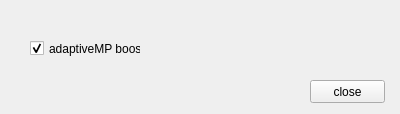
Old version of the form examples/matchingPursuit/settingwindow.ui in the repository mne-tools/mne-cpp.
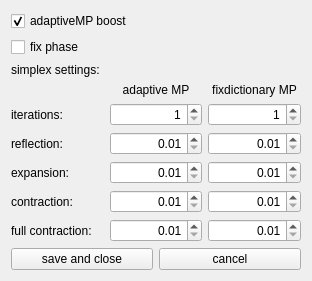
New version of the form.

Commit message: CHG: Settings

Patch:
```diff
--- a/examples/matchingPursuit/settingwindow.ui
+++ b/examples/matchingPursuit/settingwindow.ui
@@ -6,8 +6,8 @@
    <rect>
     <x>0</x>
     <y>0</y>
-    <width>400</width>
-    <height>114</height>
+    <width>312</width>
+    <height>270</height>
    </rect>
   </property>
   <property name="windowTitle">
@@ -16,38 +16,317 @@
   <property name="toolTip">
    <string extracomment="this option accelerates the adaptive MP algorithm for multichannel use. Only one channel is choosen to select bestmatching atom. performance: about triple speed in calculation but also 2 - 3 times more atoms will be found"/>
   </property>
-  <widget class="QCheckBox" name="cb_boost">
-   <property name="geometry">
-    <rect>
-     <x>30</x>
-     <y>40</y>
-     <width>111</width>
-     <height>17</height>
-    </rect>
-   </property>
-   <property name="toolTip">
-    <string comment="z" extracomment="v"/>
-   </property>
-   <property name="text">
-    <string>adaptiveMP boost</string>
-   </property>
-   <property name="checked">
-    <bool>true</bool>
-   </property>
-  </widget>
-  <widget class="QPushButton" name="btt_close">
-   <property name="geometry">
-    <rect>
-     <x>310</x>
-     <y>80</y>
-     <width>75</width>
-     <height>23</height>
-    </rect>
-   </property>
-   <property name="text">
-    <string>close</string>
-   </property>
-  </widget>
+  <layout class="QVBoxLayout" name="verticalLayout">
+   <item>
+    <widget class="QCheckBox" name="cb_boost">
+     <property name="toolTip">
+      <string comment="z" extracomment="v"/>
+     </property>
+     <property name="text">
+      <string>adaptiveMP boost</string>
+     </property>
+     <property name="checked">
+      <bool>true</bool>
+     </property>
+    </widget>
+   </item>
+   <item>
+    <widget class="QCheckBox" name="cb_fixphase">
+     <property name="text">
+      <string>fix phase</string>
+     </property>
+    </widget>
+   </item>
+   <item>
+    <widget class="QLabel" name="l_simplex_settings">
+     <property name="text">
+      <string>simplex settings:</string>
+     </property>
+    </widget>
+   </item>
+   <item>
+    <layout class="QGridLayout" name="gridLayout">
+     <item row="1" column="1">
+      <widget class="QSpinBox" name="sb_adaptive_iteration">
+       <property name="maximumSize">
+        <size>
+         <width>100</width>
+         <height>16777215</height>
+        </size>
+       </property>
+       <property name="alignment">
+        <set>Qt::AlignRight|Qt::AlignTrailing|Qt::AlignVCenter</set>
+       </property>
+       <property name="minimum">
+        <number>1</number>
+       </property>
+       <property name="maximum">
+        <number>5000</number>
+       </property>
+      </widget>
+     </item>
+     <item row="0" column="1">
+      <widget class="QLabel" name="label">
+       <property name="text">
+        <string>adaptive MP</string>
+       </property>
+       <property name="alignment">
+        <set>Qt::AlignCenter</set>
+       </property>
+      </widget>
+     </item>
+     <item row="1" column="0">
+      <widget class="QLabel" name="l_iterations">
+       <property name="text">
+        <string>iterations:</string>
+       </property>
+       <property name="margin">
+        <number>3</number>
+       </property>
+      </widget>
+     </item>
+     <item row="1" column="2">
+      <widget class="QSpinBox" name="sb_fix_iteration">
+       <property name="maximumSize">
+        <size>
+         <width>100</width>
+         <height>16777215</height>
+        </size>
+       </property>
+       <property name="alignment">
+        <set>Qt::AlignRight|Qt::AlignTrailing|Qt::AlignVCenter</set>
+       </property>
+       <property name="minimum">
+        <number>1</number>
+       </property>
+       <property name="maximum">
+        <number>5000</number>
+       </property>
+      </widget>
+     </item>
+     <item row="2" column="0">
+      <widget class="QLabel" name="l_reflection">
+       <property name="text">
+        <string>reflection:</string>
+       </property>
+       <property name="margin">
+        <number>3</number>
+       </property>
+      </widget>
+     </item>
+     <item row="4" column="0">
+      <widget class="QLabel" name="l_contraction">
+       <property name="text">
+        <string>contraction:</string>
+       </property>
+       <property name="margin">
+        <number>3</number>
+       </property>
+      </widget>
+     </item>
+     <item row="3" column="0">
+      <widget class="QLabel" name="l_expansion">
+       <property name="text">
+        <string>expansion:</string>
+       </property>
+       <property name="margin">
+        <number>3</number>
+       </property>
+      </widget>
+     </item>
+     <item row="0" column="2">
+      <widget class="QLabel" name="label_2">
+       <property name="text">
+        <string>fixdictionary MP</string>
+       </property>
+       <property name="alignment">
+        <set>Qt::AlignCenter</set>
+       </property>
+      </widget>
+     </item>
+     <item row="5" column="0">
+      <widget class="QLabel" name="l_fullcontraction">
+       <property name="text">
+        <string>full contraction:</string>
+       </property>
+       <property name="margin">
+        <number>3</number>
+       </property>
+      </widget>
+     </item>
+     <item row="2" column="1">
+      <widget class="QDoubleSpinBox" name="dsb_adaptive_reflection">
+       <property name="maximumSize">
+        <size>
+         <width>100</width>
+         <height>16777215</height>
+        </size>
+       </property>
+       <property name="alignment">
+        <set>Qt::AlignRight|Qt::AlignTrailing|Qt::AlignVCenter</set>
+       </property>
+       <property name="minimum">
+        <double>0.010000000000000</double>
+       </property>
+       <property name="maximum">
+        <double>1.000000000000000</double>
+       </property>
+      </widget>
+     </item>
+     <item row="3" column="1">
+      <widget class="QDoubleSpinBox" name="dsb_adaptive_expansion">
+       <property name="maximumSize">
+        <size>
+         <width>100</width>
+         <height>16777215</height>
+        </size>
+       </property>
+       <property name="alignment">
+        <set>Qt::AlignRight|Qt::AlignTrailing|Qt::AlignVCenter</set>
+       </property>
+       <property name="minimum">
+        <double>0.010000000000000</double>
+       </property>
+       <property name="maximum">
+        <double>1.000000000000000</double>
+       </property>
+      </widget>
+     </item>
+     <item row="4" column="1">
+      <widget class="QDoubleSpinBox" name="dsb_adaptive_contraction">
+       <property name="maximumSize">
+        <size>
+         <width>100</width>
+         <height>16777215</height>
+        </size>
+       </property>
+       <property name="alignment">
+        <set>Qt::AlignRight|Qt::AlignTrailing|Qt::AlignVCenter</set>
+       </property>
+       <property name="minimum">
+        <double>0.010000000000000</double>
+       </property>
+       <property name="maximum">
+        <double>1.000000000000000</double>
+       </property>
+      </widget>
+     </item>
+     <item row="5" column="1">
+      <widget class="QDoubleSpinBox" name="dsb_adaptive_fullcontraction">
+       <property name="maximumSize">
+        <size>
+         <width>100</width>
+         <height>16777215</height>
+        </size>
+       </property>
+       <property name="alignment">
+        <set>Qt::AlignRight|Qt::AlignTrailing|Qt::AlignVCenter</set>
+       </property>
+       <property name="minimum">
+        <double>0.010000000000000</double>
+       </property>
+       <property name="maximum">
+        <double>1.000000000000000</double>
+       </property>
+      </widget>
+     </item>
+     <item row="2" column="2">
+      <widget class="QDoubleSpinBox" name="dsb_fix_reflection">
+       <property name="maximumSize">
+        <size>
+         <width>100</width>
+         <height>16777215</height>
+        </size>
+       </property>
+       <property name="alignment">
+        <set>Qt::AlignRight|Qt::AlignTrailing|Qt::AlignVCenter</set>
+       </property>
+       <property name="minimum">
+        <double>0.010000000000000</double>
+       </property>
+       <property name="maximum">
+        <double>1.000000000000000</double>
+       </property>
+      </widget>
+     </item>
+     <item row="3" column="2">
+      <widget class="QDoubleSpinBox" name="dsb_fix_expansion">
+       <property name="maximumSize">
+        <size>
+         <width>100</width>
+         <height>16777215</height>
+        </size>
+       </property>
+       <property name="alignment">
+        <set>Qt::AlignRight|Qt::AlignTrailing|Qt::AlignVCenter</set>
+       </property>
+       <property name="minimum">
+        <double>0.010000000000000</double>
+       </property>
+       <property name="maximum">
+        <double>1.000000000000000</double>
+       </property>
+      </widget>
+     </item>
+     <item row="4" column="2">
+      <widget class="QDoubleSpinBox" name="dsb_fix_contraction">
+       <property name="maximumSize">
+        <size>
+         <width>100</width>
+         <height>16777215</height>
+        </size>
+       </property>
+       <property name="alignment">
+        <set>Qt::AlignRight|Qt::AlignTrailing|Qt::AlignVCenter</set>
+       </property>
+       <property name="minimum">
+        <double>0.010000000000000</double>
+       </property>
+       <property name="maximum">
+        <double>1.000000000000000</double>
+       </property>
+      </widget>
+     </item>
+     <item row="5" column="2">
+      <widget class="QDoubleSpinBox" name="dsb_fix_fullcontraction">
+       <property name="maximumSize">
+        <size>
+         <width>100</width>
+         <height>16777215</height>
+        </size>
+       </property>
+       <property name="alignment">
+        <set>Qt::AlignRight|Qt::AlignTrailing|Qt::AlignVCenter</set>
+       </property>
+       <property name="minimum">
+        <double>0.010000000000000</double>
+       </property>
+       <property name="maximum">
+        <double>1.000000000000000</double>
+       </property>
+      </widget>
+     </item>
+    </layout>
+   </item>
+   <item>
+    <layout class="QHBoxLayout" name="horizontalLayout">
+     <item>
+      <widget class="QPushButton" name="btt_close">
+       <property name="text">
+        <string>save and close</string>
+       </property>
+      </widget>
+     </item>
+     <item>
+      <widget class="QPushButton" name="btt_cancel">
+       <property name="text">
+        <string>cancel</string>
+       </property>
+      </widget>
+     </item>
+    </layout>
+   </item>
+  </layout>
  </widget>
  <resources/>
  <connections/>
```
The commit also changes 5 other files.
